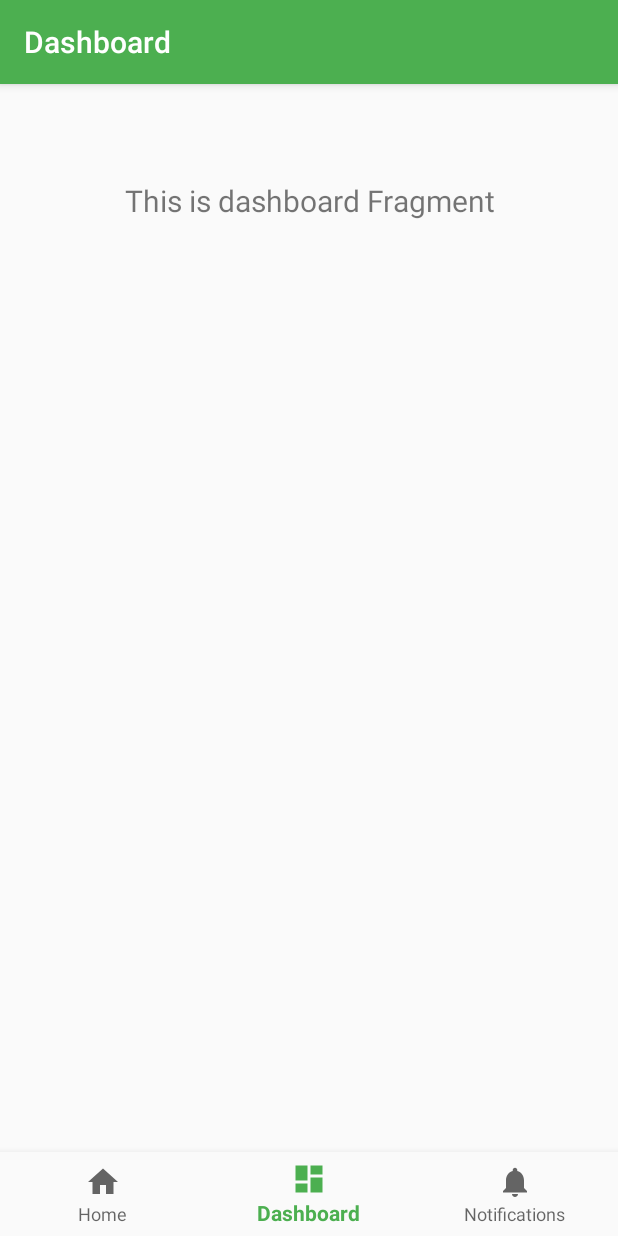
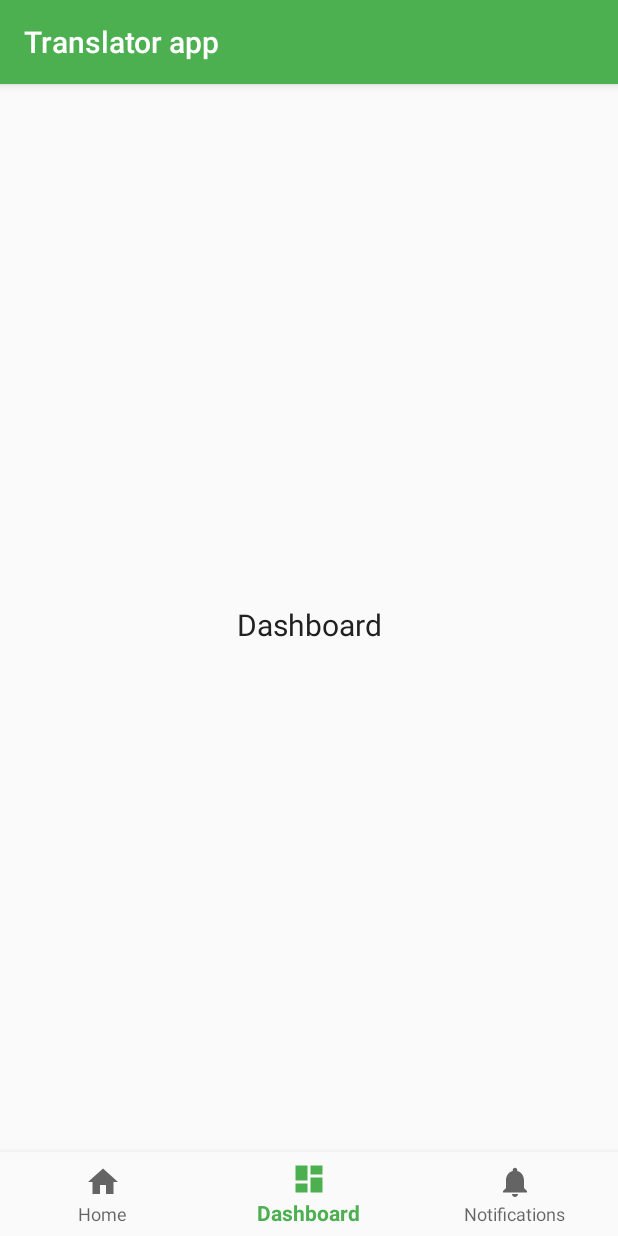
Before and after one commit to Siyateagan/translator-app, an Android app: the screen it shows after launch (MainActivity before the commit, DashboardActivity after it), item 2 of the bottom bar chosen, on a phone screen of 412 x 824 dp. Run offline under Robolectric (Android 15) with nearby library versions, the phone set to English and light mode, and no system bars.

Commit message:
Replace fragments with activities The reason for this change is the desire to work with Activities, not Fragments.

```diff
--- a/app/src/main/java/siyateagan/example/translatorapp/MainActivity.kt
+++ b/app/src/main/java/siyateagan/example/translatorapp/MainActivity.kt
@@ -1,12 +1,9 @@
 package siyateagan.example.translatorapp
 
 import android.os.Bundle
+import androidx.appcompat.app.AppCompatActivity
 import com.google.android.material.bottomnavigation.BottomNavigationView
-import androidx.appcompat.app.AppCompatActivity
-import androidx.navigation.findNavController
-import androidx.navigation.ui.AppBarConfiguration
-import androidx.navigation.ui.setupActionBarWithNavController
-import androidx.navigation.ui.setupWithNavController
+import siyateagan.example.translatorapp.utils.setItemsListeners
 
 class MainActivity : AppCompatActivity() {
 
@@ -15,15 +12,6 @@ class MainActivity : AppCompatActivity() {
         setContentView(R.layout.activity_main)
         val navView: BottomNavigationView = findViewById(R.id.nav_view)
 
-        val navController = findNavController(R.id.nav_host_fragment)
-        // Passing each menu ID as a set of Ids because each
-        // menu should be considered as top level destinations.
-        val appBarConfiguration = AppBarConfiguration(
-            setOf(
-                R.id.navigation_home, R.id.navigation_dashboard, R.id.navigation_notifications
-            )
-        )
-        setupActionBarWithNavController(navController, appBarConfiguration)
-        navView.setupWithNavController(navController)
+        setItemsListeners(navView, this, this::class.java.simpleName)
     }
 }
--- /dev/null
+++ b/app/src/main/java/siyateagan/example/translatorapp/ui/dashboard/DashboardActivity.kt
@@ -0,0 +1,24 @@
+package siyateagan.example.translatorapp.ui.dashboard
+
+import android.os.Bundle
+import androidx.appcompat.app.AppCompatActivity
+import androidx.lifecycle.ViewModelProvider
+import com.google.android.material.bottomnavigation.BottomNavigationView
+import kotlinx.android.synthetic.main.activity_notifications.nav_view
+import siyateagan.example.translatorapp.R
+import siyateagan.example.translatorapp.utils.setItemsListeners
+
+class DashboardActivity : AppCompatActivity() {
+    private lateinit var dashboardViewModel: DashboardViewModel
+
+    override fun onCreate(savedInstanceState: Bundle?) {
+        super.onCreate(savedInstanceState)
+        setContentView(R.layout.activity_dashboard)
+        dashboardViewModel = ViewModelProvider(this).get(DashboardViewModel::class.java)
+
+        val navView: BottomNavigationView = nav_view
+        navView.menu.getItem(1).isChecked = true
+
+        setItemsListeners(navView, this, this::class.java.simpleName)
+    }
+}
--- a/app/src/main/java/siyateagan/example/translatorapp/ui/dashboard/DashboardFragment.kt
+++ /dev/null
@@ -1,31 +0,0 @@
-package siyateagan.example.translatorapp.ui.dashboard
-
-import android.os.Bundle
-import android.view.LayoutInflater
-import android.view.View
-import android.view.ViewGroup
-import android.widget.TextView
-import androidx.fragment.app.Fragment
-import androidx.lifecycle.Observer
-import androidx.lifecycle.ViewModelProviders
-import siyateagan.example.translatorapp.R
-
-class DashboardFragment : Fragment() {
-
-    private lateinit var dashboardViewModel: DashboardViewModel
-
-    override fun onCreateView(
-        inflater: LayoutInflater,
-        container: ViewGroup?,
-        savedInstanceState: Bundle?
-    ): View? {
-        dashboardViewModel =
-            ViewModelProviders.of(this).get(DashboardViewModel::class.java)
-        val root = inflater.inflate(R.layout.fragment_dashboard, container, false)
-        val textView: TextView = root.findViewById(R.id.text_dashboard)
-        dashboardViewModel.text.observe(this, Observer {
-            textView.text = it
-        })
-        return root
-    }
-}
--- a/app/src/main/java/siyateagan/example/translatorapp/ui/home/HomeFragment.kt
+++ /dev/null
@@ -1,31 +0,0 @@
-package siyateagan.example.translatorapp.ui.home
-
-import android.os.Bundle
-import android.view.LayoutInflater
-import android.view.View
-import android.view.ViewGroup
-import android.widget.TextView
-import androidx.fragment.app.Fragment
-import androidx.lifecycle.Observer
-import androidx.lifecycle.ViewModelProviders
-import siyateagan.example.translatorapp.R
-
-class HomeFragment : Fragment() {
-
-    private lateinit var homeViewModel: HomeViewModel
-
-    override fun onCreateView(
-        inflater: LayoutInflater,
-        container: ViewGroup?,
-        savedInstanceState: Bundle?
-    ): View? {
-        homeViewModel =
-            ViewModelProviders.of(this).get(HomeViewModel::class.java)
-        val root = inflater.inflate(R.layout.fragment_home, container, false)
-        val textView: TextView = root.findViewById(R.id.text_home)
-        homeViewModel.text.observe(this, Observer {
-            textView.text = it
-        })
-        return root
-    }
-}
--- /dev/null
+++ b/app/src/main/java/siyateagan/example/translatorapp/utils/NavigationItemsСonfigurator.kt
@@ -0,0 +1,41 @@
+package siyateagan.example.translatorapp.utils
+
+import android.content.Context
+import android.content.Intent
+import com.google.android.material.bottomnavigation.BottomNavigationView
+import siyateagan.example.translatorapp.R
+import siyateagan.example.translatorapp.ui.dashboard.DashboardActivity
+import siyateagan.example.translatorapp.ui.home.HomeActivity
+import siyateagan.example.translatorapp.ui.notifications.NotificationsActivity
+
+/**
+ * This function avoid code duplication when setting the BottomNavigationView
+ * intents in each Activity
+ */
+fun setItemsListeners(navView: BottomNavigationView, context: Context, activityName: String) {
+    navView.setOnNavigationItemSelectedListener {
+        when (it.itemId) {
+            R.id.navigation_home -> {
+                if (activityName != HomeActivity::class.java.simpleName){
+                    val intent = Intent(context, HomeActivity::class.java)
+                    context.startActivity(intent)
+                }
+            }
+
+            R.id.navigation_dashboard -> {
+                if (activityName != DashboardActivity::class.java.simpleName) {
+                    val intent = Intent(context, DashboardActivity::class.java)
+                    context.startActivity(intent)
+                }
+            }
+
+            R.id.navigation_notifications -> {
+                if (activityName != NotificationsActivity::class.java.simpleName) {
+                    val intent = Intent(context, NotificationsActivity::class.java)
+                    context.startActivity(intent)
+                }
+            }
+        }
+        return@setOnNavigationItemSelectedListener false
+    }
+}
--- a/app/src/main/res/layout/fragment_dashboard.xml
+++ b/app/src/main/res/layout/activity_dashboard.xml
@@ -9,11 +9,26 @@
         android:layout_width="match_parent"
         android:layout_height="wrap_content"
         android:layout_marginStart="8dp"
+        android:text="@string/title_dashboard"
         android:layout_marginTop="8dp"
         android:layout_marginEnd="8dp"
         android:textAlignment="center"
+        android:textColor="@color/primaryText"
         android:textSize="20sp"
+        app:layout_constraintBottom_toTopOf="@+id/nav_view"
         app:layout_constraintEnd_toEndOf="parent"
         app:layout_constraintStart_toStartOf="parent"
         app:layout_constraintTop_toTopOf="parent" />
+
+    <com.google.android.material.bottomnavigation.BottomNavigationView
+        android:id="@+id/nav_view"
+        android:layout_width="0dp"
+        android:layout_height="wrap_content"
+        android:layout_marginStart="0dp"
+        android:layout_marginEnd="0dp"
+        android:background="?android:attr/windowBackground"
+        app:layout_constraintBottom_toBottomOf="parent"
+        app:layout_constraintLeft_toLeftOf="parent"
+        app:layout_constraintRight_toRightOf="parent"
+        app:menu="@menu/bottom_nav_menu" />
 </androidx.constraintlayout.widget.ConstraintLayout>
--- a/app/src/main/res/layout/activity_main.xml
+++ b/app/src/main/res/layout/activity_main.xml
@@ -17,17 +17,4 @@
         app:layout_constraintLeft_toLeftOf="parent"
         app:layout_constraintRight_toRightOf="parent"
         app:menu="@menu/bottom_nav_menu" />
-
-    <fragment
-        android:id="@+id/nav_host_fragment"
-        android:name="androidx.navigation.fragment.NavHostFragment"
-        android:layout_width="match_parent"
-        android:layout_height="match_parent"
-        app:defaultNavHost="true"
-        app:layout_constraintBottom_toTopOf="@id/nav_view"
-        app:layout_constraintLeft_toLeftOf="parent"
-        app:layout_constraintRight_toRightOf="parent"
-        app:layout_constraintTop_toTopOf="parent"
-        app:navGraph="@navigation/mobile_navigation" />
-
 </androidx.constraintlayout.widget.ConstraintLayout>
--- a/app/src/main/res/navigation/mobile_navigation.xml
+++ /dev/null
@@ -1,25 +0,0 @@
-<?xml version="1.0" encoding="utf-8"?>
-<navigation xmlns:android="http://schemas.android.com/apk/res/android"
-    xmlns:app="http://schemas.android.com/apk/res-auto"
-    xmlns:tools="http://schemas.android.com/tools"
-    android:id="@+id/mobile_navigation"
-    app:startDestination="@+id/navigation_home">
-
-    <fragment
-        android:id="@+id/navigation_home"
-        android:name="siyateagan.example.translatorapp.ui.home.HomeFragment"
-        android:label="@string/title_home"
-        tools:layout="@layout/fragment_home" />
-
-    <fragment
-        android:id="@+id/navigation_dashboard"
-        android:name="siyateagan.example.translatorapp.ui.dashboard.DashboardFragment"
-        android:label="@string/title_dashboard"
-        tools:layout="@layout/fragment_dashboard" />
-
-    <fragment
-        android:id="@+id/navigation_notifications"
-        android:name="siyateagan.example.translatorapp.ui.notifications.NotificationsFragment"
-        android:label="@string/title_notifications"
-        tools:layout="@layout/fragment_notifications" />
-</navigation>
```
Also changed, not shown: app/src/main/AndroidManifest.xml (+7 -1 lines), app/src/main/java/siyateagan/example/translatorapp/ui/home/HomeActivity.kt (added, +24 -0 lines), app/src/main/java/siyateagan/example/translatorapp/ui/notifications/NotificationsActivity.kt (added, +24 -0 lines), app/src/main/java/siyateagan/example/translatorapp/ui/notifications/NotificationsFragment.kt (deleted, +0 -31 lines), app/src/main/res/layout/activity_home.xml (renamed from app/src/main/res/layout/fragment_notifications.xml, +14 -1 lines), app/src/main/res/layout/activity_notifications.xml (renamed from app/src/main/res/layout/fragment_home.xml, +14 -1 lines).
